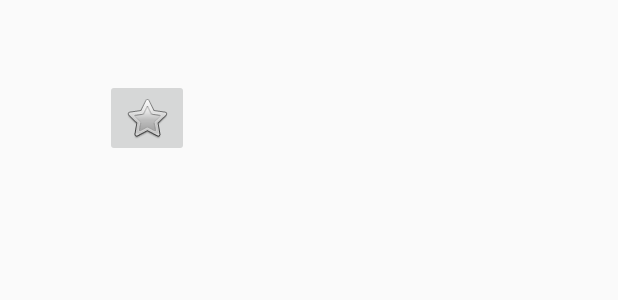
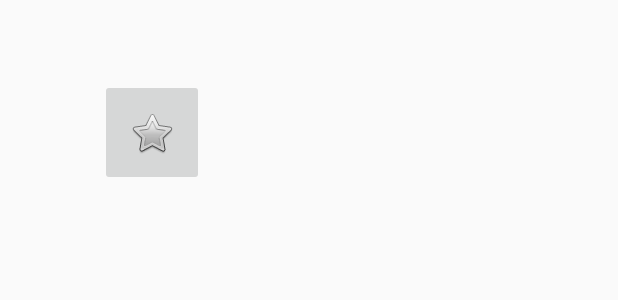
Before and after one commit to eliotchareyron/pollution_aire_android, an Android app: the layout liste_favories.xml on its own in the app's theme, with its tools: preview values and no code run, on a phone screen of 412 x 824 dp. Shown: the top 300 px of the screen. Run offline under Robolectric (Android 15) with nearby library versions, the phone set to English and light mode, and no system bars.

Commit message:
Correction affichage indice pollution favoris

```diff
--- a/app/src/main/java/qualite_aire/com/controlpollution/model/favoriesReponse.java
+++ b/app/src/main/java/qualite_aire/com/controlpollution/model/favoriesReponse.java
@@ -10,14 +10,14 @@ import java.util.List;
 
 public class favoriesReponse {
     @SerializedName("data")
-    private List <City> data;
+    private List <favories_city> data;
 
 
-    public List<City> getData() {
+    public List<favories_city> getData() {
         return data;
     }
 
-    public void setData(List<City> data) {
+    public void setData(List<favories_city> data) {
         this.data = data;
     }
 }
--- a/app/src/main/res/layout/liste_favories.xml
+++ b/app/src/main/res/layout/liste_favories.xml
@@ -40,13 +40,12 @@
     </LinearLayout>
 
     <LinearLayout
-        android:layout_width="0dp"
-        android:layout_height="94dp"
+        android:layout_width="match_parent"
+        android:layout_height="match_parent"
         android:layout_marginLeft="5dp"
         android:orientation="vertical"
         android:layout_marginTop="10dp"
-        android:layout_marginBottom="10dp"
-        android:layout_weight="0.99">
+        android:layout_marginBottom="10dp">
 
         <TextView
             android:id="@+id/title"
@@ -69,8 +68,8 @@
             tools:ignore="RtlHardcoded,RtlSymmetry" />
 
         <ImageButton
-            android:layout_width="wrap_content"
-            android:layout_height="wrap_content"
+            android:layout_width="69dp"
+            android:layout_height="71dp"
             app:srcCompat="@android:drawable/btn_star_big_off"
             android:id="@+id/fav"
             />
```
Also changed, not shown: app/src/main/java/qualite_aire/com/controlpollution/activity/FavActivity.java (+11 -7 lines), app/src/main/java/qualite_aire/com/controlpollution/activity/MainActivity.java (+2 -5 lines), app/src/main/java/qualite_aire/com/controlpollution/adapter/favoriesadapter.java (+10 -6 lines), app/src/main/java/qualite_aire/com/controlpollution/model/favories_city.java (added, +68 -0 lines).
